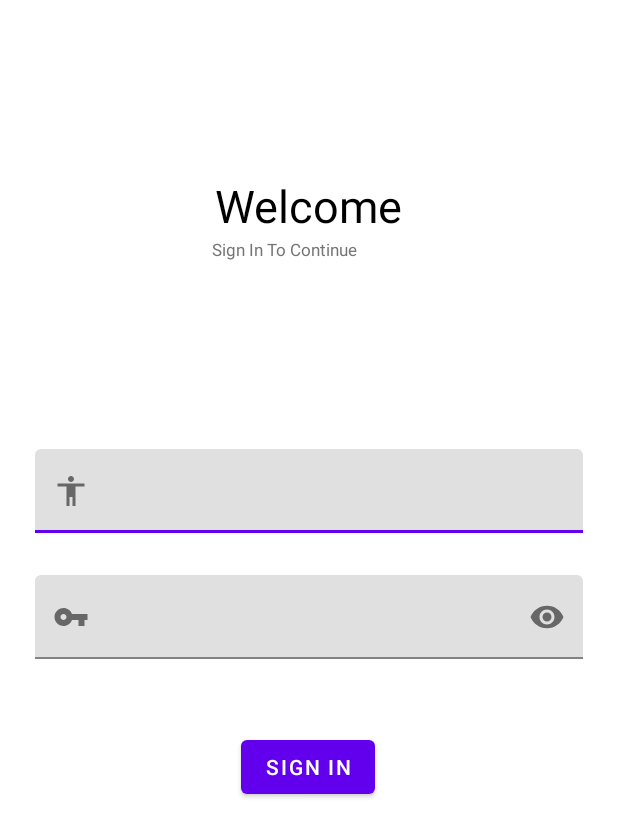
After one commit to Sargezian/MyTradingApp, an Android app: the layout login_main.xml on its own in the app's theme, with its tools: preview values and no code run, on a phone screen of 412 x 824 dp. The commit adds this screen. Shown: the top 837 px of the screen. Run offline under Robolectric (Android 15) with nearby library versions, the phone set to English and light mode, and no system bars.

Commit message:
Login front-end design lavet

```diff
--- a/app/build.gradle
+++ b/app/build.gradle
@@ -25,6 +25,7 @@ android {
         sourceCompatibility JavaVersion.VERSION_1_8
         targetCompatibility JavaVersion.VERSION_1_8
     }
+
 }
 
 dependencies {
@@ -36,4 +37,5 @@ dependencies {
     androidTestImplementation 'androidx.test.ext:junit:1.1.3'
     androidTestImplementation 'androidx.test.espresso:espresso-core:3.4.0'
     implementation 'androidx.recyclerview:recyclerview:1.2.1'
+    implementation 'com.google.android.material:material:<version>'
 }
--- /dev/null
+++ b/app/src/main/java/com/example/mytradingapp/LoginActivity.java
@@ -0,0 +1,35 @@
+package com.example.mytradingapp;
+
+import android.content.Intent;
+import android.os.Bundle;
+import android.view.View;
+import android.widget.Button;
+import android.widget.Toast;
+
+import androidx.appcompat.app.AppCompatActivity;
+import androidx.recyclerview.widget.LinearLayoutManager;
+
+import java.util.ArrayList;
+import java.util.List;
+
+public class LoginActivity extends AppCompatActivity {
+
+
+    @Override
+    protected void onCreate(Bundle savedInstanceState) {
+        super.onCreate(savedInstanceState);
+        setContentView(R.layout.login_main);
+        Button button = findViewById(R.id.buttonid);
+
+    }
+
+    public void login(View view) {
+        Toast.makeText(this, "Hi User", Toast.LENGTH_LONG).show();
+
+        /*textView.setText("Yeah");
+        Log.i("test", "This is a message");*/
+
+    }
+
+
+}
--- a/app/src/main/java/com/example/mytradingapp/MainActivity.java
+++ b/app/src/main/java/com/example/mytradingapp/MainActivity.java
@@ -20,7 +20,6 @@ public class MainActivity extends AppCompatActivity implements PostAdapter.OnLis
         setContentView(R.layout.activity_main);
 
         recyclerView = findViewById(R.id.rv);
-
         recyclerView.setLayoutManager(new LinearLayoutManager(this));
         recyclerView.hasFixedSize();
 
@@ -38,6 +37,5 @@ public class MainActivity extends AppCompatActivity implements PostAdapter.OnLis
     @Override
     public void onClick(int position) {
         Toast.makeText(this, "Position: " + position, Toast.LENGTH_SHORT).show();
-
     }
 }
--- /dev/null
+++ b/app/src/main/res/drawable/ic_baseline_accessibility_24.xml
@@ -0,0 +1,10 @@
+<vector xmlns:android="http://schemas.android.com/apk/res/android"
+    android:width="24dp"
+    android:height="24dp"
+    android:viewportWidth="24"
+    android:viewportHeight="24"
+    android:tint="?attr/colorControlNormal">
+  <path
+      android:fillColor="@android:color/white"
+      android:pathData="M12,2c1.1,0 2,0.9 2,2s-0.9,2 -2,2 -2,-0.9 -2,-2 0.9,-2 2,-2zM21,9h-6v13h-2v-6h-2v6L9,22L9,9L3,9L3,7h18v2z"/>
+</vector>
--- /dev/null
+++ b/app/src/main/res/drawable/ic_baseline_vpn_key_24.xml
@@ -0,0 +1,10 @@
+<vector xmlns:android="http://schemas.android.com/apk/res/android"
+    android:width="24dp"
+    android:height="24dp"
+    android:viewportWidth="24"
+    android:viewportHeight="24"
+    android:tint="?attr/colorControlNormal">
+  <path
+      android:fillColor="@android:color/white"
+      android:pathData="M12.65,10C11.83,7.67 9.61,6 7,6c-3.31,0 -6,2.69 -6,6s2.69,6 6,6c2.61,0 4.83,-1.67 5.65,-4H17v4h4v-4h2v-4H12.65zM7,14c-1.1,0 -2,-0.9 -2,-2s0.9,-2 2,-2 2,0.9 2,2 -0.9,2 -2,2z"/>
+</vector>
--- /dev/null
+++ b/app/src/main/res/layout/login_main.xml
@@ -0,0 +1,89 @@
+<?xml version="1.0" encoding="utf-8"?>
+<androidx.constraintlayout.widget.ConstraintLayout xmlns:android="http://schemas.android.com/apk/res/android"
+    xmlns:app="http://schemas.android.com/apk/res-auto"
+    xmlns:tools="http://schemas.android.com/tools"
+    android:layout_width="match_parent"
+    android:layout_height="match_parent"
+    android:padding="23dp"
+    >
+
+    <TextView
+        android:id="@+id/textView3"
+        android:layout_width="wrap_content"
+        android:layout_height="wrap_content"
+        android:text="@string/Welcome"
+        android:textColor="@color/black"
+        android:textSize="30sp"
+        app:layout_constraintBottom_toBottomOf="parent"
+        app:layout_constraintEnd_toEndOf="parent"
+        app:layout_constraintStart_toStartOf="parent"
+        app:layout_constraintTop_toTopOf="parent"
+        app:layout_constraintVertical_bias="0.127" />
+
+    <TextView
+        android:layout_width="wrap_content"
+        android:layout_height="wrap_content"
+        android:text="@string/SignInToContinue"
+        android:textColor="#757575"
+        android:textSize="11sp"
+        app:layout_constraintBottom_toBottomOf="parent"
+        app:layout_constraintEnd_toEndOf="parent"
+        app:layout_constraintHorizontal_bias="0.441"
+        app:layout_constraintStart_toStartOf="parent"
+        app:layout_constraintTop_toTopOf="parent"
+        app:layout_constraintVertical_bias="0.178" />
+
+    <com.google.android.material.textfield.TextInputLayout
+        android:id="@+id/Username"
+        android:layout_width="match_parent"
+        android:layout_height="wrap_content"
+        app:endIconMode="clear_text"
+        app:layout_constraintBottom_toBottomOf="parent"
+        app:layout_constraintEnd_toEndOf="parent"
+        app:layout_constraintStart_toStartOf="parent"
+        app:layout_constraintTop_toTopOf="parent"
+        app:layout_constraintVertical_bias="0.383"
+        app:startIconContentDescription="@string/content_description_end_icon"
+        app:startIconDrawable="@drawable/ic_baseline_accessibility_24">
+
+        <com.google.android.material.textfield.TextInputEditText
+            android:layout_width="match_parent"
+            android:layout_height="wrap_content"
+            tools:ignore="SpeakableTextPresentCheck" />
+    </com.google.android.material.textfield.TextInputLayout>
+
+
+    <com.google.android.material.textfield.TextInputLayout
+        android:id="@+id/Password"
+        android:layout_width="match_parent"
+        android:layout_height="wrap_content"
+        app:endIconMode="password_toggle"
+        app:layout_constraintBottom_toBottomOf="parent"
+        app:layout_constraintEnd_toEndOf="parent"
+        app:layout_constraintStart_toStartOf="parent"
+        app:layout_constraintTop_toTopOf="parent"
+        app:layout_constraintVertical_bias="0.499"
+        app:startIconDrawable="@drawable/ic_baseline_vpn_key_24">
+
+        <com.google.android.material.textfield.TextInputEditText
+            android:layout_width="match_parent"
+            android:layout_height="wrap_content"
+            android:inputType="textPassword"
+            tools:ignore="SpeakableTextPresentCheck" />
+    </com.google.android.material.textfield.TextInputLayout>
+
+    <Button
+        android:id="@+id/buttonid"
+        android:layout_width="wrap_content"
+        android:layout_height="wrap_content"
+        android:onClick="login"
+        android:text="@string/SignIn"
+        app:layout_constraintBottom_toBottomOf="parent"
+        app:layout_constraintEnd_toEndOf="parent"
+        app:layout_constraintHorizontal_bias="0.498"
+        app:layout_constraintStart_toStartOf="parent"
+        app:layout_constraintTop_toTopOf="parent"
+        app:layout_constraintVertical_bias="0.636" />
+
+
+</androidx.constraintlayout.widget.ConstraintLayout>
--- a/app/src/main/res/values/colors.xml
+++ b/app/src/main/res/values/colors.xml
@@ -7,4 +7,5 @@
     <color name="teal_700">#FF018786</color>
     <color name="black">#FF000000</color>
     <color name="white">#FFFFFFFF</color>
+    <color name="grey">#808080</color>
 </resources>
--- a/app/src/main/res/values/strings.xml
+++ b/app/src/main/res/values/strings.xml
@@ -1,3 +1,8 @@
 <resources>
     <string name="app_name">MyTradingApp</string>
+    <string name="content_description_end_icon">Login</string>
+    <string name="Welcome">Welcome</string>
+    <string name="SignInToContinue">Sign In To Continue</string>
+    <string name="SignIn">Sign In</string>
+
 </resources>
```
